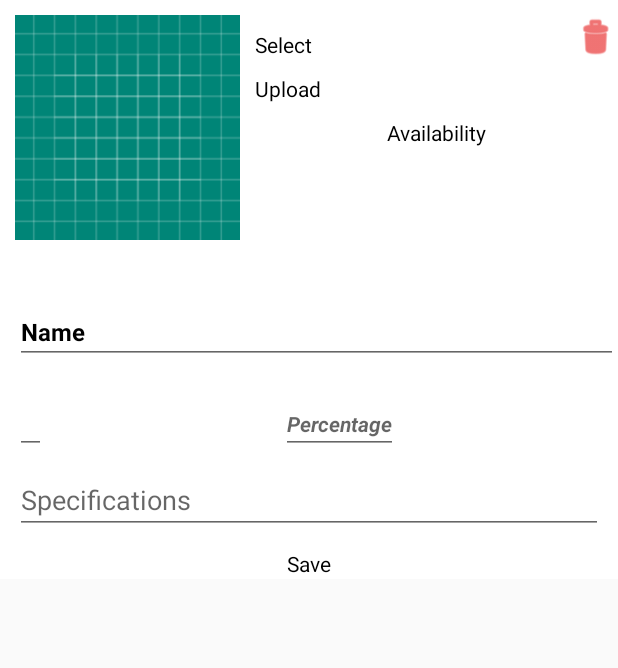
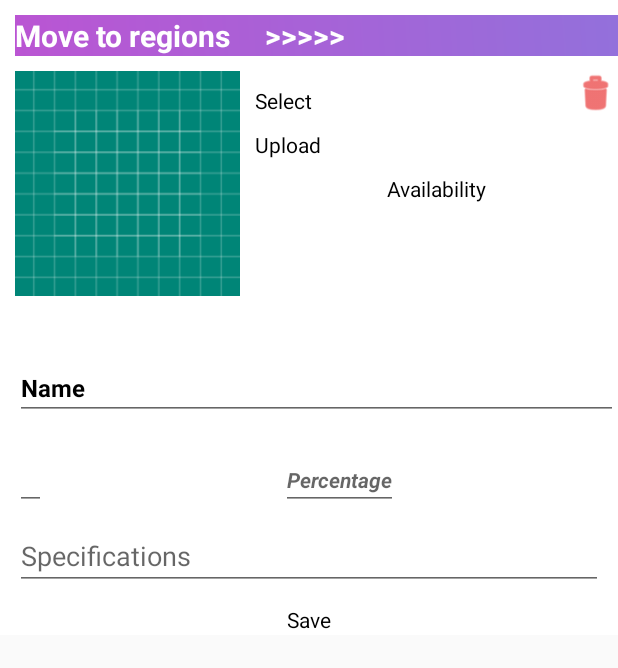
Before and after one commit to Painthamilan/D2D-Admin, an Android app: the AdminViewProductActivity screen opened directly, with no data from a screen before it, on a phone screen of 412 x 824 dp. Shown: the top 668 px of the screen. Run offline under Robolectric (Android 15) with nearby library versions, the phone set to English and light mode, and no system bars; our stand-ins replace Firebase (no records; nobody signed in at launch, a user with empty details on screens opened directly), Picasso; 1 statement that could not run was skipped.

Commit message:
item moved

```diff
--- a/app/src/main/java/com/karma/d2d_admin/AdminViewProductActivity.java
+++ b/app/src/main/java/com/karma/d2d_admin/AdminViewProductActivity.java
@@ -42,11 +42,12 @@ import java.util.HashMap;
 
 public class AdminViewProductActivity extends AppCompatActivity {
 
-    String key,downloadUrl;
+    String key,downloadUrl,selectedCatagory,selectedSubCatagory;
     EditText etPrice,etSpecification,etName,etPercentage;
-    TextView tvSelect,tvUpload,tvSave,tvAvailability;
+    TextView tvSelect,tvUpload,tvSave,tvAvailability,tvMove;
     ImageView ivImage,ivDelete;
     DatabaseReference productRef,imageRef,catRef;
+    boolean hasSub;
     Uri imageUri;
     int GalleryPick=1;
     private StorageReference itemStorageRef;
@@ -74,6 +75,39 @@ public class AdminViewProductActivity extends AppCompatActivity {
         rvImage=findViewById(R.id.rv_images);
         etPercentage=findViewById(R.id.et_percentage);
         ivDelete=findViewById(R.id.iv_delete);
+        tvMove=findViewById(R.id.tv_move_item);
+
+
+        tvMove.setOnClickListener(new View.OnClickListener() {
+            @Override
+            public void onClick(View v) {
+                productRef.addValueEventListener(new ValueEventListener() {
+                    @Override
+                    public void onDataChange(@NonNull DataSnapshot dataSnapshot) {
+                        selectedCatagory=dataSnapshot.child("ProductCatagory").getValue().toString();
+                        if (dataSnapshot.hasChild("ProductSubCatagory")){
+                            hasSub=true;
+                        }else {
+                            hasSub=false;
+                        }
+                        Intent intent=new Intent(AdminViewProductActivity.this,SelectRegionActivity.class);
+                        intent.putExtra("PRODUCT_ID",key);
+                        intent.putExtra("HAS_SUBCAT",hasSub);
+                        intent.putExtra("CATAGORY",selectedCatagory);
+                        if (hasSub)
+                            intent.putExtra("SUB_CATAGORY",selectedSubCatagory);
+                        startActivity(intent);
+                    }
+
+                    @Override
+                    public void onCancelled(@NonNull DatabaseError databaseError) {
+
+                    }
+                });
+
+
+            }
+        });
 
         final PopupMenu popup = new PopupMenu(this,tvAvailability);
         popup.getMenuInflater().inflate(R.menu.instant_available_menu, popup.getMenu());
--- a/app/src/main/res/layout/activity_admin_view_product.xml
+++ b/app/src/main/res/layout/activity_admin_view_product.xml
@@ -6,12 +6,25 @@
     android:orientation="horizontal"
     android:layout_width="match_parent"
     android:layout_height="wrap_content"
-    tools:context=".admin_fragments.AdminViewProductActivity"
+    tools:context=".AdminViewProductActivity"
     android:background="@color/white"
     tools:ignore="GradleDependency">
     <androidx.constraintlayout.widget.ConstraintLayout
         android:layout_width="match_parent"
         android:layout_height="wrap_content">
+        <TextView
+            android:id="@+id/tv_move_item"
+            android:layout_width="match_parent"
+            android:layout_height="wrap_content"
+            android:layout_marginStart="10dp"
+            android:layout_marginTop="10dp"
+            android:text="Move to regions     >>>>>"
+            android:textSize="20dp"
+            android:textStyle="bold"
+            android:background="@drawable/general_background"
+            android:textColor="@color/white"
+            app:layout_constraintStart_toStartOf="parent"
+            app:layout_constraintTop_toTopOf="parent" />
 
         <ImageView
             android:id="@+id/iv_product_image"
@@ -20,7 +33,7 @@
             android:layout_marginStart="10dp"
             android:layout_marginTop="10dp"
             app:layout_constraintStart_toStartOf="parent"
-            app:layout_constraintTop_toTopOf="parent"
+            app:layout_constraintTop_toBottomOf="@id/tv_move_item"
             app:srcCompat="@drawable/ic_launcher_background" />
         <ImageView
             android:id="@+id/iv_delete"
@@ -30,7 +43,7 @@
             android:layout_marginTop="10dp"
             android:tint="@color/reedColor"
             app:layout_constraintEnd_toEndOf="parent"
-            app:layout_constraintTop_toTopOf="parent"
+            app:layout_constraintTop_toBottomOf="@id/tv_move_item"
             app:srcCompat="@android:drawable/ic_menu_delete" />
 
         <TextView
```
Also changed, not shown: app/src/main/java/com/karma/d2d_admin/AddItemActivity.java (+20 -0 lines), app/src/main/java/com/karma/d2d_admin/SelectRegionActivity.java (+19 -3 lines), app/src/main/java/com/karma/d2d_admin/utilities/Utils.java (+10 -0 lines), 1 other file.
